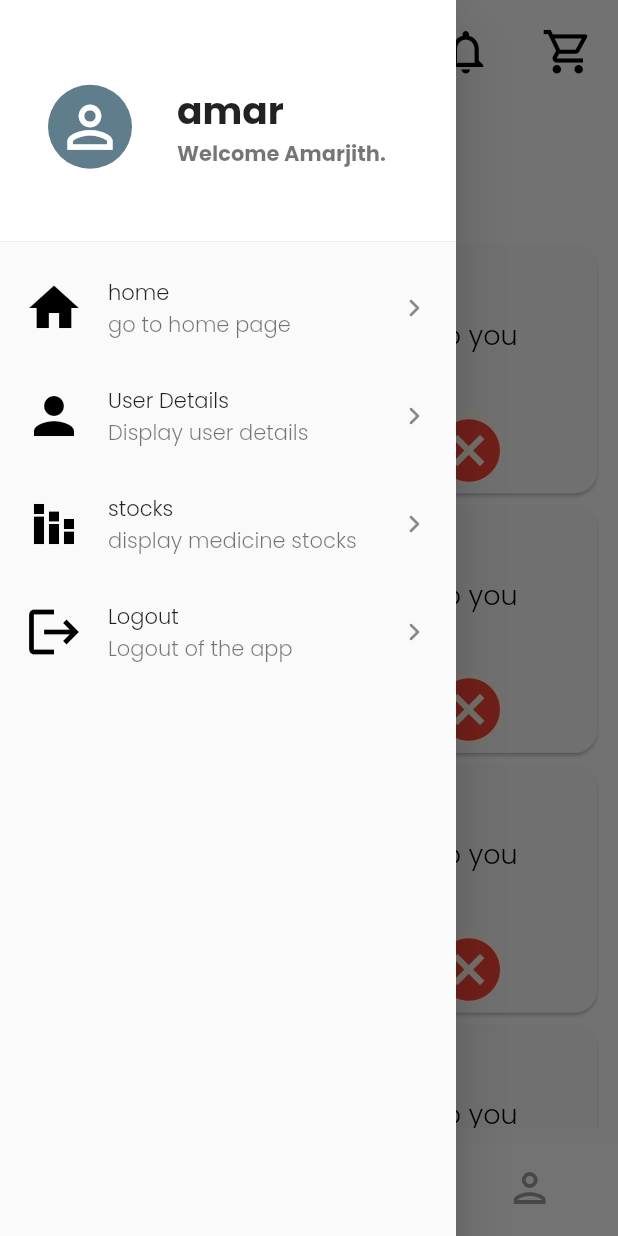
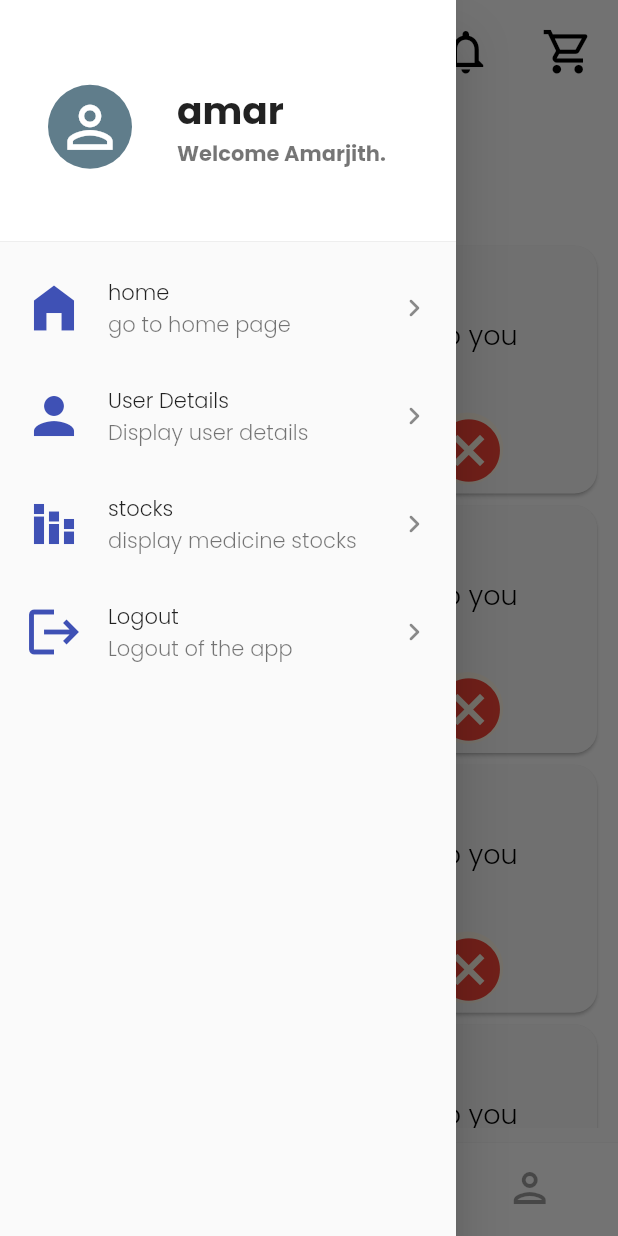
Before and after one commit to S6-mini-project/medicine-frontend, a Flutter app: the screen it shows after launch, with the side drawer open, on a phone screen of 412 x 824 dp. Run offline on Flutter 3.47's test engine with Material 2 defaults, Android fonts, the phone set to English and light mode, and no system bars.

Commit message:
changed colors of listtiles in appbar drawer

```diff
--- a/medpharma_app/lib/app.dart
+++ b/medpharma_app/lib/app.dart
@@ -1,6 +1,7 @@
 import 'package:flutter/material.dart';
 import './widgets/orderWidget.dart';
 import './widgets/drawerCardWidget.dart';
+
 class App extends StatelessWidget {
   @override
   Widget build(BuildContext context) {
@@ -94,7 +95,6 @@ class _MyNavigationBarState extends State<MyNavigationBar> {
           DrawerHeader(
             child: Center(
               child: DrawerCardWidget(),
-
             ),
             decoration: BoxDecoration(color: Colors.white),
           ),
@@ -116,9 +116,9 @@ class _MyNavigationBarState extends State<MyNavigationBar> {
             },
             hoverColor: Colors.black38,
             leading: Icon(
-              Icons.home,
+              Icons.home_filled,
               size: 40,
-              color: Colors.black,
+              color: Colors.indigo,
             ),
             trailing: Icon(Icons.keyboard_arrow_right_rounded),
           ),
@@ -142,7 +142,7 @@ class _MyNavigationBarState extends State<MyNavigationBar> {
             leading: Icon(
               Icons.person,
               size: 40,
-              color: Colors.black,
+              color: Colors.indigo,
             ),
             trailing: Icon(Icons.keyboard_arrow_right_rounded),
           ),
@@ -166,7 +166,7 @@ class _MyNavigationBarState extends State<MyNavigationBar> {
             leading: Icon(
               Icons.stacked_bar_chart,
               size: 40,
-              color: Colors.black,
+              color: Colors.indigo,
             ),
             trailing: Icon(Icons.keyboard_arrow_right_rounded),
           ),
@@ -190,24 +190,21 @@ class _MyNavigationBarState extends State<MyNavigationBar> {
             leading: Icon(
               Icons.logout,
               size: 40,
-              color: Colors.black,
+              color: Colors.indigo,
             ),
             trailing: Icon(Icons.keyboard_arrow_right_rounded),
           ),
         ],
       )),
       bottomNavigationBar: BottomNavigationBar(
-
         items: const <BottomNavigationBarItem>[
           BottomNavigationBarItem(
             icon: Icon(Icons.home_outlined),
             label: "Home",
-
           ),
           BottomNavigationBarItem(
             icon: Icon(
               Icons.shopping_bag_outlined,
-
             ),
             //  backgroundColor: Colors.blue,
             label: "Orders",
@@ -215,7 +212,6 @@ class _MyNavigationBarState extends State<MyNavigationBar> {
           BottomNavigationBarItem(
             icon: Icon(
               Icons.person_outlined,
-
             ),
             label: "Profile",
             // backgroundColor: Colors.blue,
@@ -227,7 +223,8 @@ class _MyNavigationBarState extends State<MyNavigationBar> {
         unselectedItemColor: Colors.black38,
         iconSize: 32,
         onTap: _onItemTapped,
-          elevation: 1),
+        elevation: 1,
+      ),
     );
   }
 }
```
Lines whose indentation alone changed are shown as unchanged.
